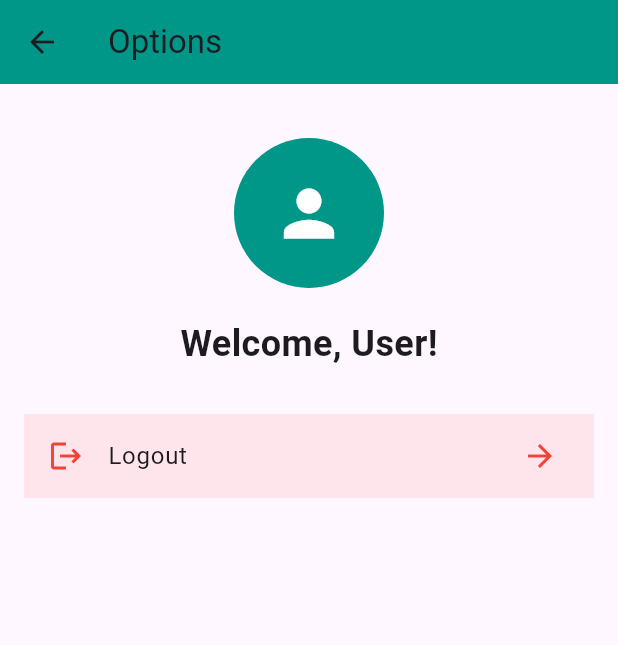
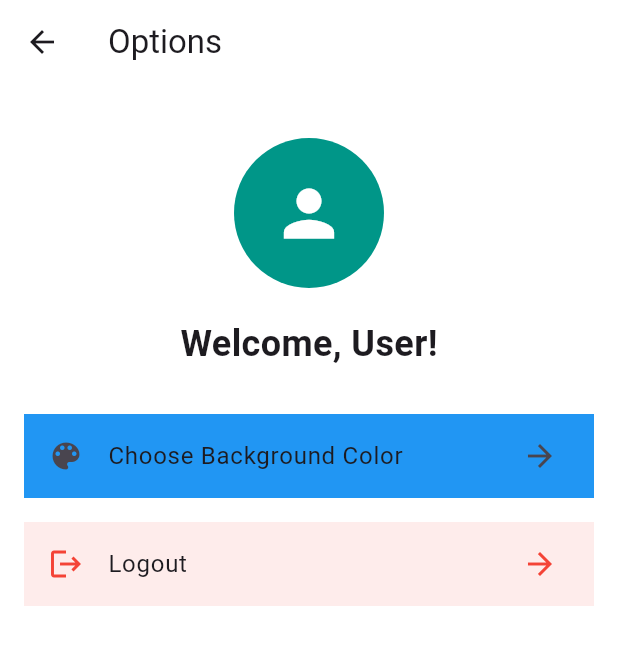
Before and after one commit to Cybertron-Ant/VybeGPT, a Flutter app: the UserOptionsPage screen opened directly, on a phone screen of 412 x 824 dp. Shown: the top 645 px of the screen. Run offline on Flutter 3.47's test engine with Material 3 defaults, Android fonts, the phone set to English and light mode, and no system bars; our stand-ins replace cloud_firestore, firebase_auth, firebase_core, flutter_colorpicker, google_generative_ai, google_sign_in; missing offline and left inert: flutter_facebook_auth; accounts and stored records are empty; network calls fail.

Commit message:
feat(ai_tool) added color picker feature to 'UserOptionsPage' to change background color of 'SavedConversationsTab' & 'ChatScreen' &  'UserOptionsPage'
## Steps to add color picker feature:

- imported 'flutter_colorpicker' as a dev dependency; dart pub add flutter_colorpicker --dev

- integrated `flutter_colorpicker` to allow users to change the background color of the app.

- added a new ListTile in UserOptionsPage for selecting a background color.

- added `BackgroundColorProvider` to manage & persist the background color state.

- updated `UserOptionsPage` to use the new provider & reflect color changes across the app.

```diff
--- a/lib/components/ai_tool/core/widgets/saved_conversations_tab.dart
+++ b/lib/components/ai_tool/core/widgets/saved_conversations_tab.dart
@@ -1,6 +1,7 @@
 import 'package:flutter/foundation.dart';
 import 'package:flutter/material.dart';
 import 'package:provider/provider.dart';
+import 'package:towers/components/ai_tool/features/background_color/providers/background_color_provider.dart';
 import 'package:towers/components/ai_tool/features/chat/controllers/chat_controller.dart';
 import 'package:towers/components/ai_tool/features/chat/data/conversation_repository.dart';
 import 'package:towers/components/ai_tool/features/chat/domain/conversation.dart';
@@ -146,10 +147,12 @@ class _SavedConversationsTabState extends State<SavedConversationsTab> {
 
   @override
   Widget build(BuildContext context) {
+    final backgroundColorProvider = Provider.of<BackgroundColorProvider>(context, listen: true);
 
     return Scaffold(
 
       appBar: AppBar(
+        backgroundColor: backgroundColorProvider.backgroundColor,
         automaticallyImplyLeading: false,
         title: const Text(''),
 
--- /dev/null
+++ b/lib/components/ai_tool/features/background_color/constants/constants_colors.dart
@@ -0,0 +1,56 @@
+import 'package:flutter/material.dart';
+
+class ConstantsColors {
+
+  // Title for the background color picker page
+  static const String backgroundColorPageTitle = 'Choose Background Color';
+
+  // Label for the color picker
+  static const String colorPickerLabel = 'Select a color';
+
+  // Message for successful color update
+  static const String colorUpdateSuccess = 'Background color updated successfully';
+
+  // Message for color update error
+  static const String colorUpdateError = 'Failed to update background color';
+
+  // Color for the color picker dialog
+  static const Color colorPickerDialogBackground = Colors.white;
+
+  // Color for the color picker dialog button
+  static const Color colorPickerButtonColor = Colors.blue;
+
+  // Padding values
+  static const double paddingAll16 = 16.0;
+  static const double paddingVertical12 = 12.0;
+  static const double paddingBottom16 = 16.0;
+  static const double paddingOnlyBottom16 = 16.0;
+
+  // Margin values
+  static const double marginBottom16 = 16.0;
+
+  // Font styles
+  static const String courierFontFamily = 'Courier';
+  static const String boldFontFamily = 'Bold';
+  static const String italicFontFamily = 'Italic';
+  static const String monoFontFamily = 'Mono';
+  static const String sansSerifFontFamily = 'SansSerif';
+  static const String serifFontFamily = 'Serif';
+  static const String monospaceFontFamily = 'Monospace';
+  static const String headlineFontFamily = 'Headline';
+  static const String subtitleFontFamily = 'Subtitle';
+  static const String bodyFontFamily = 'Body';
+  static const String calloutFontFamily = 'Callout';
+  static const String overlayFontFamily = 'Overlay';
+  static const String captionFontFamily = 'Caption';
+  static const String buttonFontFamily = 'Button';
+  static const String footnoteFontFamily = 'Footnote';
+  static const String displayFontFamily = 'Display';
+  static const String titleFontFamily = 'Title';
+  static const String subheadingFontFamily = 'Subheading';
+  static const String subtitle2FontFamily = 'Subtitle2';
+  static const String body2FontFamily = 'Body2';
+  static const String overlineFontFamily = 'Overline';
+  static const String buttonTextFontFamily = 'ButtonText';
+
+}// end 'ConstantsColors' class
--- /dev/null
+++ b/lib/components/ai_tool/features/background_color/providers/background_color_provider.dart
@@ -0,0 +1,15 @@
+import 'package:flutter/material.dart';
+
+
+class BackgroundColorProvider with ChangeNotifier {
+
+  Color _backgroundColor = Colors.white; // default color is white
+
+  Color get backgroundColor => _backgroundColor; //color getter
+
+  void setBackgroundColor(Color color) {
+    _backgroundColor = color;
+    notifyListeners();
+  }// end 'setBackgroundColor' method
+
+}// end 'BackgroundColorProvider' class
--- a/lib/components/ai_tool/features/chat/presentation/chat_screen.dart
+++ b/lib/components/ai_tool/features/chat/presentation/chat_screen.dart
@@ -2,6 +2,7 @@ import 'package:flutter/material.dart';
 import 'package:provider/provider.dart';
 import 'package:towers/components/ai_tool/core/widgets/chat_tab.dart';
 import 'package:towers/components/ai_tool/core/widgets/saved_conversations_tab.dart';
+import 'package:towers/components/ai_tool/features/background_color/providers/background_color_provider.dart';
 import 'package:towers/components/ai_tool/features/chat/data/conversation_repository.dart';  // for conversation repository
 import 'package:towers/components/ai_tool/features/chat/data/gemini_repository.dart';
 import 'package:towers/components/ai_tool/features/chat/domain/conversation.dart';
@@ -33,6 +34,7 @@ class _ChatScreenState extends State<ChatScreen> {
     // access 'EmailSignInProvider' or 'GoogleSignInProvider' to get user's email
     final emailSignInProvider = Provider.of<EmailSignInProvider>(context, listen: false);
     final googleSignInProvider = Provider.of<GoogleSignInProvider>(context, listen: false);
+    final backgroundColorProvider = Provider.of<BackgroundColorProvider>(context, listen: true);
 
     // get & validate the user's email
     String? emailFromProvider = emailSignInProvider.user?.email;
@@ -85,6 +87,7 @@ class _ChatScreenState extends State<ChatScreen> {
 
           child: Scaffold(
             appBar: AppBar(
+              backgroundColor: backgroundColorProvider.backgroundColor,
               title: Text('Chat - $currentUserEmail'),  // AppBar with screen title
               automaticallyImplyLeading: false,  // remove the back navigation arrow
 
--- a/lib/components/ai_tool/features/options/presentation/user_options_page.dart
+++ b/lib/components/ai_tool/features/options/presentation/user_options_page.dart
@@ -1,9 +1,12 @@
 import 'package:flutter/material.dart';
 import 'package:provider/provider.dart';
+import 'package:towers/components/ai_tool/features/background_color/constants/constants_colors.dart';
+import 'package:towers/components/ai_tool/features/background_color/providers/background_color_provider.dart';
 import 'package:towers/components/ai_tool/features/options/constants/constants.dart';
 import 'package:towers/components/email_sign_in/providers/email_sign_in_provider.dart';
 import 'package:towers/components/google_sign_in/providers/google_sign_in_provider.dart';
 import 'package:towers/components/login_system/screens/LoginPage.dart';
+import 'package:flutter_colorpicker/flutter_colorpicker.dart';
 
 
 class UserOptionsPage extends StatefulWidget {
@@ -20,6 +23,7 @@ class _UserOptionsPageState extends State<UserOptionsPage> {
     // get instances of email & google sign-in providers
     final emailSignInProvider = Provider.of<EmailSignInProvider>(context, listen: true);
     final googleSignInProvider = Provider.of<GoogleSignInProvider>(context, listen: true);
+    final backgroundColorProvider = Provider.of<BackgroundColorProvider>(context, listen: true);
 
     // reference user's email, falling back to GoogleSignInProvider if needed
     final currentUserEmail = emailSignInProvider.user?.email ?? googleSignInProvider.userEmail ?? 'User';
@@ -28,7 +32,7 @@ class _UserOptionsPageState extends State<UserOptionsPage> {
 
       appBar: AppBar(
         title: const Text(Constants.optionsPageTitle),
-        backgroundColor: Colors.teal,
+        backgroundColor: backgroundColorProvider.backgroundColor,
       ),
 
       body: Padding(
@@ -69,6 +73,44 @@ class _UserOptionsPageState extends State<UserOptionsPage> {
               child: ListView(
 
                 children: <Widget>[
+
+                  // option to change background color
+                  ListTile(
+                    title: const Text(ConstantsColors.backgroundColorPageTitle),
+                    leading: const Icon(Icons.color_lens),
+                    trailing: const Icon(Icons.arrow_forward),
+                    tileColor: ConstantsColors.colorPickerButtonColor,
+                    onTap: () async {
+                      final newColor = await showDialog<Color>(
+                        context: context,
+                        builder: (BuildContext context) {
+
+                          return AlertDialog(
+                            title: const Text(ConstantsColors.colorPickerLabel), // dialog title
+                            content: SingleChildScrollView(
+                              child: ColorPicker(
+                                pickerColor: backgroundColorProvider.backgroundColor,
+                                onColorChanged: (color) {
+                                  Navigator.of(context).pop(color);
+                                },
+                                showLabel: true,
+                                pickerAreaHeightPercent: 0.8,
+                              ),
+                            ),
+                          );
+                        },
+                      );
+
+                      if (newColor != null && context.mounted) {
+                        backgroundColorProvider.setBackgroundColor(newColor);
+                        ScaffoldMessenger.of(context).showSnackBar(
+                          const SnackBar(content: Text(ConstantsColors.colorUpdateSuccess)),  // success message
+                        );
+                      }
+                    },
+                  ),
+
+                  const SizedBox(height: 16),
 
                   // option to log out
                   ListTile(
--- a/lib/components/my_app.dart
+++ b/lib/components/my_app.dart
@@ -1,6 +1,7 @@
 import 'package:flutter/foundation.dart';
 import 'package:flutter/material.dart';  // for Flutter material design widgets
 import 'package:provider/provider.dart';  // for provider package
+import 'package:towers/components/ai_tool/features/background_color/providers/background_color_provider.dart';
 import 'package:towers/components/ai_tool/features/chat/data/conversation_repository.dart';  // for conversation repository
 import 'package:towers/components/ai_tool/features/chat/domain/conversation_service.dart';  // for conversation service
 import 'package:towers/components/ai_tool/features/chat/domain/response_generation_service.dart';  // for response generation service
@@ -24,6 +25,8 @@ class MyApp extends StatelessWidget {
   // Override 'build' method to describe part of user interface represented by this widget
   @override
   Widget build(BuildContext context) {
+
+    final backgroundColorProvider = Provider.of<BackgroundColorProvider>(context).backgroundColor;
 
     return MultiProvider(
 
@@ -104,6 +107,7 @@ class MyApp extends StatelessWidget {
 
         theme: ThemeData(
           primarySwatch: Colors.blue,
+          scaffoldBackgroundColor: backgroundColorProvider, // use background color from provider
         ),
 
         home: const AuthenticationState(),
--- a/lib/main.dart
+++ b/lib/main.dart
@@ -1,6 +1,7 @@
 import 'package:flutter/foundation.dart';
 import 'package:flutter/material.dart';
 import 'package:provider/provider.dart';
+import 'package:towers/components/ai_tool/features/background_color/providers/background_color_provider.dart';
 import 'package:towers/components/email_sign_in/providers/email_sign_in_provider.dart';
 import 'package:towers/components/email_sign_in/providers/email_user_provider.dart';
 import 'package:towers/components/facebook_sign_in/providers/facebook_sign_in_provider.dart';
@@ -40,6 +41,8 @@ void main() async {
     runApp(
       MultiProvider(
         providers: [
+
+          ChangeNotifierProvider(create: (_) => BackgroundColorProvider()),
 
           // Provide 'LogOutProvider'
           ChangeNotifierProvider(create: (_) => LogOutProvider()),
--- a/pubspec.yaml
+++ b/pubspec.yaml
@@ -54,6 +54,7 @@ dev_dependencies:
   flutter_facebook_auth: ^7.0.1
   change_app_package_name: ^1.3.0
   google_generative_ai: ^0.4.5
+  flutter_colorpicker: ^1.1.0
 
 # For information on the generic Dart part of this file, see the
 # following page: https://dart.dev/tools/pub/pubspec
```
Also changed, not shown: pubspec.lock.
